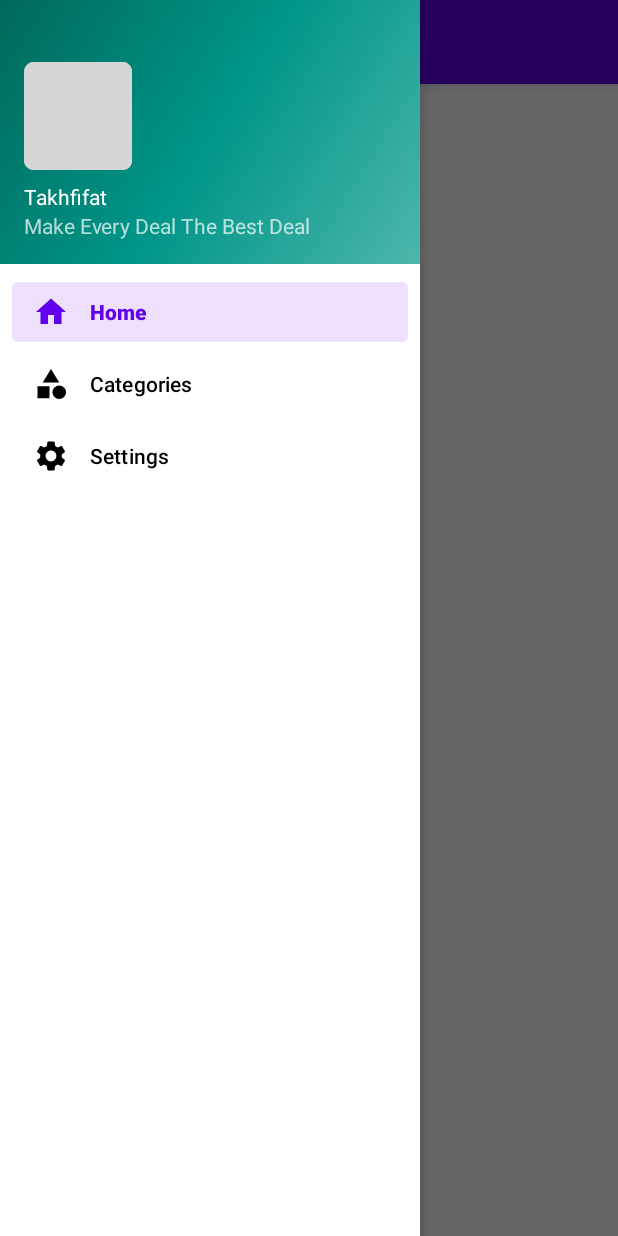
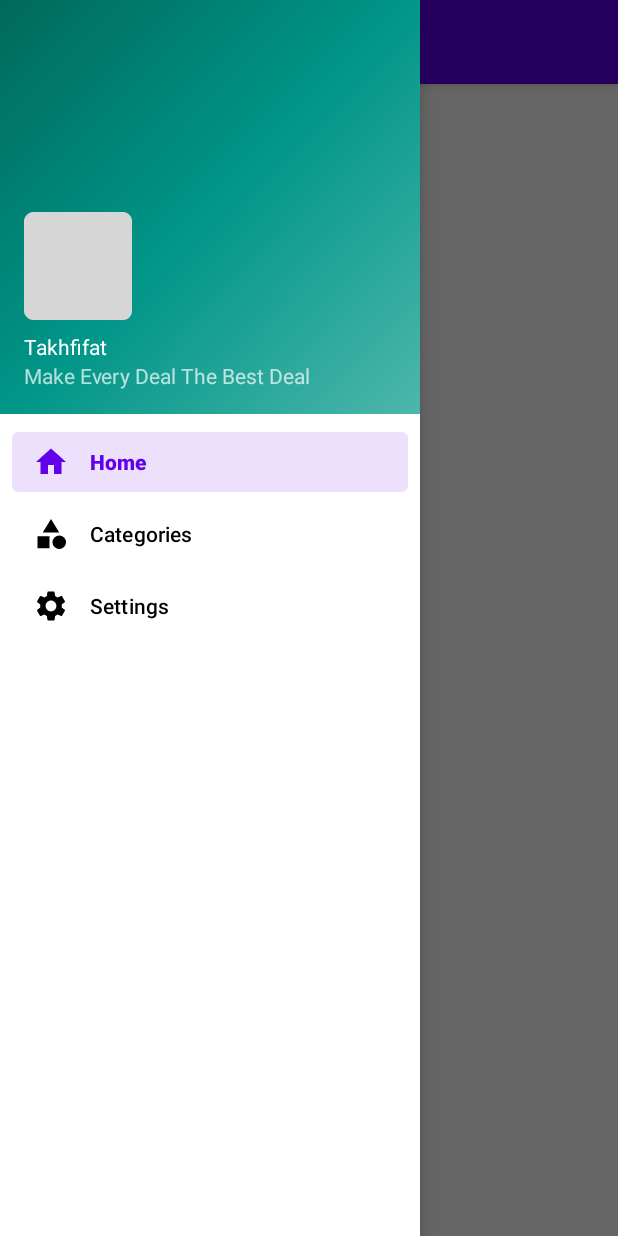
Before and after one commit to Parsa2820/mobile-project, an Android app: the screen it shows after launch (MainActivity), with the side drawer open, on a phone screen of 412 x 824 dp. Run offline under Robolectric (Android 15) with nearby library versions, the phone set to English and light mode, and no system bars; our stand-ins replace Volley, navigation-ui; network calls fail.

```diff
--- a/app/src/main/res/values/dimens.xml
+++ b/app/src/main/res/values/dimens.xml
@@ -3,6 +3,6 @@
     <dimen name="activity_horizontal_margin">16dp</dimen>
     <dimen name="activity_vertical_margin">16dp</dimen>
     <dimen name="nav_header_vertical_spacing">8dp</dimen>
-    <dimen name="nav_header_height">176dp</dimen>
+    <dimen name="nav_header_height">276dp</dimen>
     <dimen name="fab_margin">16dp</dimen>
 </resources>
```
Also changed, not shown: 7 other files.
